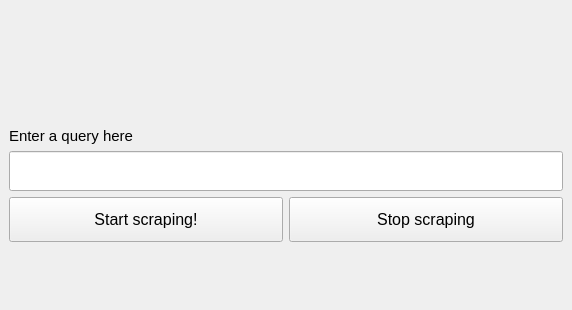
AhmedGsm/Google-Maps-Scraper, file UI/goomaps.ui: the form before one commit.
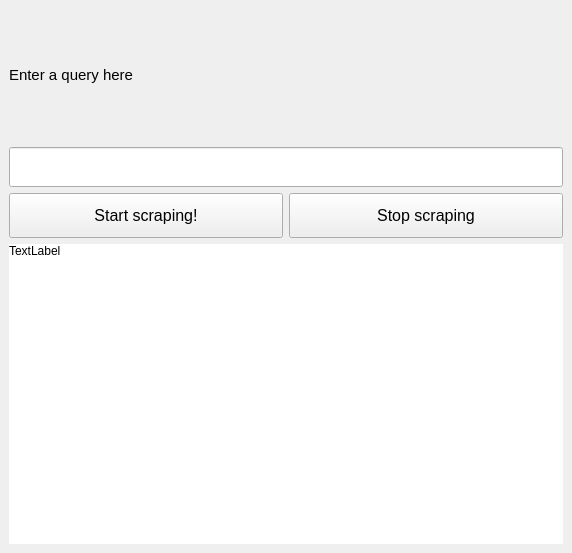
The form after the commit.

Commit message: Add messages big label

```diff
--- a/UI/goomaps.ui
+++ b/UI/goomaps.ui
@@ -7,7 +7,7 @@
     <x>0</x>
     <y>0</y>
     <width>572</width>
-    <height>310</height>
+    <height>553</height>
    </rect>
   </property>
   <property name="windowTitle">
@@ -17,33 +17,7 @@
    <string notr="true"/>
   </property>
   <widget class="QWidget" name="centralwidget">
-   <layout class="QVBoxLayout" name="verticalLayout">
-    <item>
-     <spacer name="verticalSpacer">
-      <property name="orientation">
-       <enum>Qt::Vertical</enum>
-      </property>
-      <property name="sizeHint" stdset="0">
-       <size>
-        <width>20</width>
-        <height>41</height>
-       </size>
-      </property>
-     </spacer>
-    </item>
-    <item>
-     <spacer name="verticalSpacer_3">
-      <property name="orientation">
-       <enum>Qt::Vertical</enum>
-      </property>
-      <property name="sizeHint" stdset="0">
-       <size>
-        <width>20</width>
-        <height>42</height>
-       </size>
-      </property>
-     </spacer>
-    </item>
+   <layout class="QVBoxLayout" name="verticalLayout" stretch="0,0,0,0">
     <item>
      <widget class="QLabel" name="label">
       <property name="font">
@@ -131,17 +105,29 @@
      </layout>
     </item>
     <item>
-     <spacer name="verticalSpacer_2">
-      <property name="orientation">
-       <enum>Qt::Vertical</enum>
+     <widget class="QLabel" name="messagesLabel">
+      <property name="sizePolicy">
+       <sizepolicy hsizetype="Preferred" vsizetype="Preferred">
+        <horstretch>0</horstretch>
+        <verstretch>0</verstretch>
+       </sizepolicy>
       </property>
-      <property name="sizeHint" stdset="0">
+      <property name="minimumSize">
        <size>
-        <width>20</width>
-        <height>41</height>
+        <width>0</width>
+        <height>300</height>
        </size>
       </property>
-     </spacer>
+      <property name="styleSheet">
+       <string notr="true">background-color: White</string>
+      </property>
+      <property name="text">
+       <string>TextLabel</string>
+      </property>
+      <property name="alignment">
+       <set>Qt::AlignLeading|Qt::AlignLeft|Qt::AlignTop</set>
+      </property>
+     </widget>
     </item>
    </layout>
   </widget>
```
The commit also changes 2 other files.
